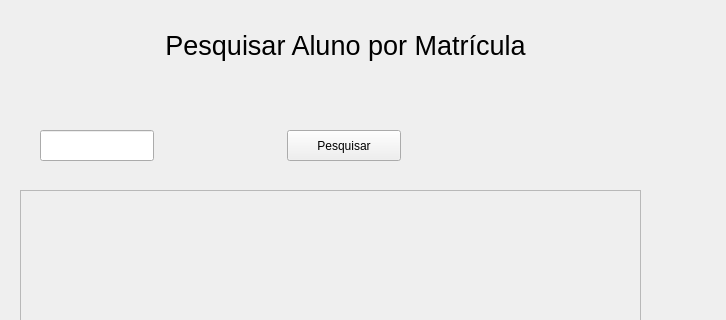
Before: the Qt Designer form srcPython/GUI/MainPesquisarPorMatricula.ui in POOLucasCardoso/SysMatriculas, drawn with Qt 5; both pictures show x 0 to 726 and y 0 to 320 of the 726 by 591 pixel window.
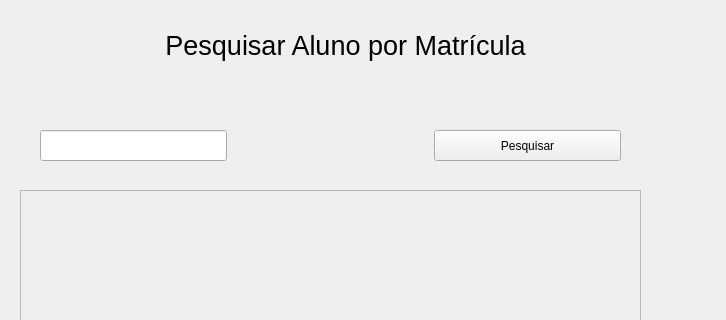
After: the same form once the commit is applied.

What changed in the file:
```diff
--- a/srcPython/GUI/MainPesquisarPorMatricula.ui
+++ b/srcPython/GUI/MainPesquisarPorMatricula.ui
@@ -71,12 +71,12 @@
      <string>Voltar</string>
     </property>
    </widget>
-   <widget class="QWidget" name="">
+   <widget class="QWidget" name="layoutWidget">
     <property name="geometry">
      <rect>
       <x>20</x>
       <y>110</y>
-      <width>401</width>
+      <width>621</width>
       <height>71</height>
      </rect>
     </property>
```
